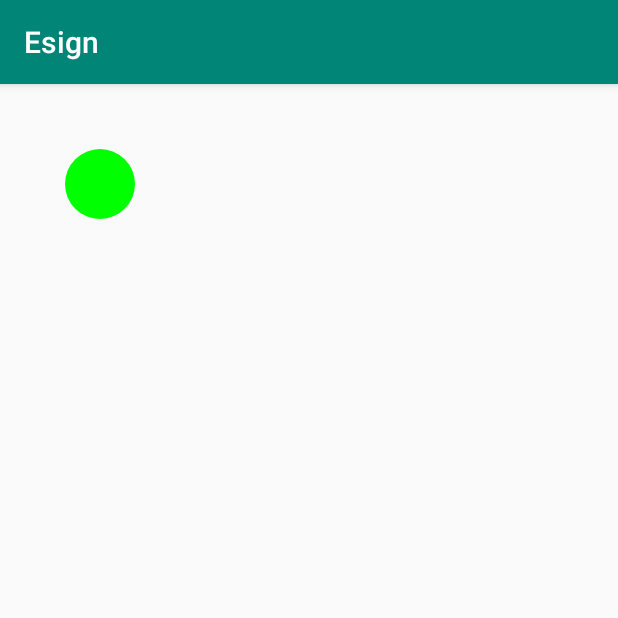
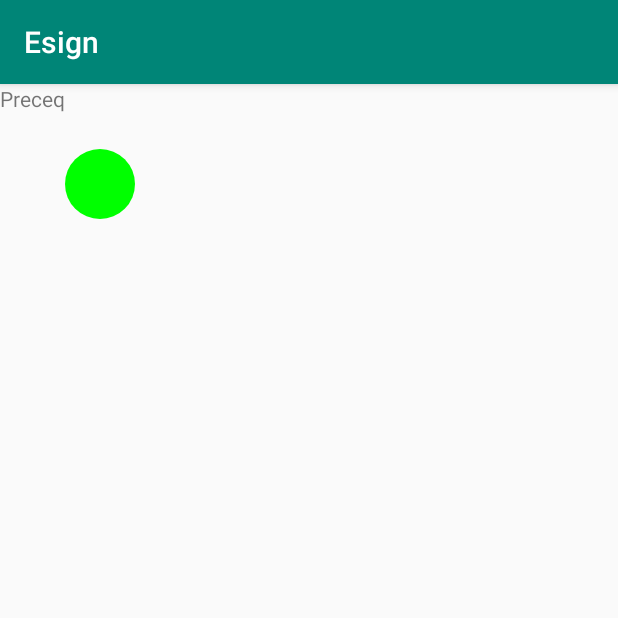
Before and after one commit to m0p3d/esign, an Android app: the screen it shows after launch (MainActivity), on a phone screen of 412 x 824 dp, the top half of it. Run offline under Robolectric (Android 15) with nearby library versions, the phone set to English and light mode, and no system bars.

Commit message:
point coords printed

```diff
--- a/app/src/main/java/com/mipt/esign/DrawBallView.java
+++ b/app/src/main/java/com/mipt/esign/DrawBallView.java
@@ -7,6 +7,8 @@ import android.graphics.Paint;
 import android.view.View;
 
 public class DrawBallView extends View {
+
+    Paint paint;
 
     private float currX = 100;
 
@@ -41,13 +43,14 @@ public class DrawBallView extends View {
     // DrawBallView constructor.
     public DrawBallView(Context context) {
         super(context);
+
+        paint = new Paint();
     }
 
     @Override
     protected void onDraw(Canvas canvas) {
         super.onDraw(canvas);
 
-        Paint paint = new Paint();
         paint.setColor(this.getBallColor());
         canvas.drawCircle(currX, currY, 35, paint);
     }
--- a/app/src/main/java/com/mipt/esign/MainActivity.java
+++ b/app/src/main/java/com/mipt/esign/MainActivity.java
@@ -8,8 +8,11 @@ import android.os.Bundle;
 import android.view.MotionEvent;
 import android.view.View;
 import android.widget.LinearLayout;
+import android.widget.TextView;
 
 public class MainActivity extends AppCompatActivity {
+
+    TextView textView;
 
     @Override
     protected void onCreate(Bundle savedInstanceState) {
@@ -17,6 +20,7 @@ public class MainActivity extends AppCompatActivity {
         setContentView(R.layout.activity_main);
 
         LinearLayout rootLayout = (LinearLayout) findViewById(R.id.idDrawBallView);
+        textView = (TextView) findViewById(R.id.xy);
 
         final DrawBallView drawBallView = new DrawBallView(this);
 
@@ -27,6 +31,7 @@ public class MainActivity extends AppCompatActivity {
             @Override
             public boolean onTouch(View view, MotionEvent motionEvent) {
 
+                textView.setText("X: " + String.valueOf(motionEvent.getX()) + "; Y: " + String.valueOf(motionEvent.getY()));
                 drawBallView.setCurrX(motionEvent.getX());
                 drawBallView.setCurrY(motionEvent.getY());
 
--- a/app/src/main/res/layout/activity_main.xml
+++ b/app/src/main/res/layout/activity_main.xml
@@ -7,10 +7,21 @@
     tools:context=".MainActivity">
 
     <LinearLayout
+        android:layout_width="wrap_content"
+        android:layout_height="wrap_content">
+        <TextView
+            android:id="@+id/xy"
+            android:layout_width="wrap_content"
+            android:layout_height="wrap_content"
+            android:text="Preceq"/>
+    </LinearLayout>
+    <LinearLayout
         android:id="@+id/idDrawBallView"
         android:layout_width="match_parent"
         android:layout_height="match_parent"
         android:orientation="horizontal"
         tools:layout_editor_absoluteX="8dp"
-        tools:layout_editor_absoluteY="8dp"></LinearLayout>
+        tools:layout_editor_absoluteY="8dp">
+
+    </LinearLayout>
 </android.support.constraint.ConstraintLayout>
```
